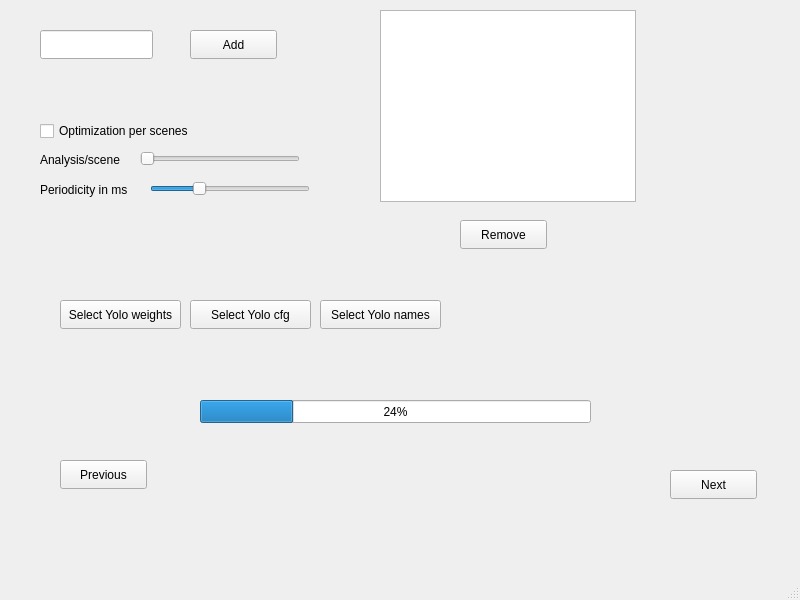
First picture: the form in video_summary/templates/ObjectsOptions.ui, repository seekever/VideoSummary, before the edit.
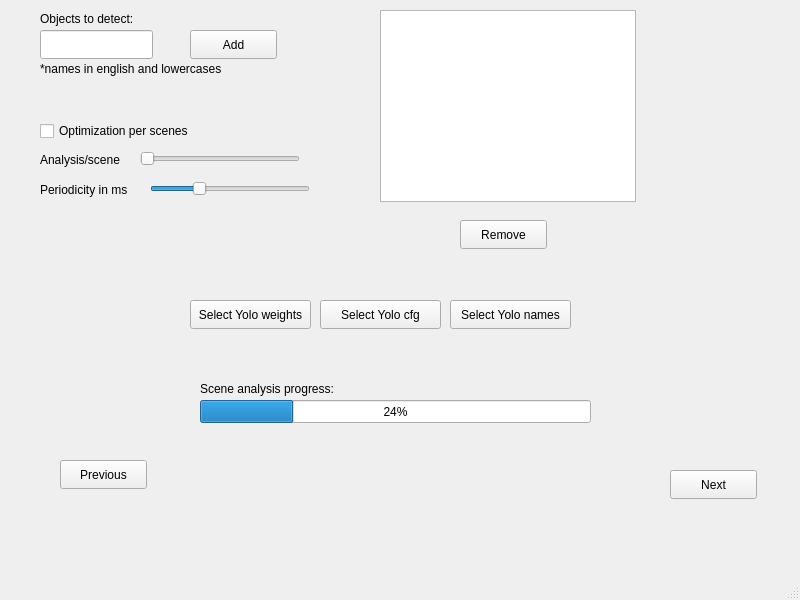
Second picture: the form after the edit.

```diff
--- a/video_summary/templates/ObjectsOptions.ui
+++ b/video_summary/templates/ObjectsOptions.ui
@@ -182,7 +182,7 @@
    <widget class="QPushButton" name="selectYoloWeightsButton">
     <property name="geometry">
      <rect>
-      <x>60</x>
+      <x>190</x>
       <y>300</y>
       <width>121</width>
       <height>29</height>
@@ -195,7 +195,7 @@
    <widget class="QPushButton" name="selectYoloCfgButton">
     <property name="geometry">
      <rect>
-      <x>190</x>
+      <x>320</x>
       <y>300</y>
       <width>121</width>
       <height>29</height>
@@ -208,7 +208,7 @@
    <widget class="QPushButton" name="selectYoloNamesButton">
     <property name="geometry">
      <rect>
-      <x>320</x>
+      <x>450</x>
       <y>300</y>
       <width>121</width>
       <height>29</height>
@@ -218,6 +218,45 @@
      <string>Select Yolo names</string>
     </property>
    </widget>
+   <widget class="QLabel" name="label_3">
+    <property name="geometry">
+     <rect>
+      <x>40</x>
+      <y>10</y>
+      <width>111</width>
+      <height>17</height>
+     </rect>
+    </property>
+    <property name="text">
+     <string>Objects to detect:</string>
+    </property>
+   </widget>
+   <widget class="QLabel" name="label_4">
+    <property name="geometry">
+     <rect>
+      <x>200</x>
+      <y>380</y>
+      <width>141</width>
+      <height>17</height>
+     </rect>
+    </property>
+    <property name="text">
+     <string>Scene analysis progress:</string>
+    </property>
+   </widget>
+   <widget class="QLabel" name="label_5">
+    <property name="geometry">
+     <rect>
+      <x>40</x>
+      <y>60</y>
+      <width>201</width>
+      <height>17</height>
+     </rect>
+    </property>
+    <property name="text">
+     <string>*names in english and lowercases</string>
+    </property>
+   </widget>
   </widget>
   <widget class="QMenuBar" name="menubar">
    <property name="geometry">
```
